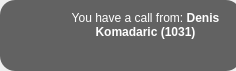
Above: PopupWindow.ui from okostynchuk/Outcall before the change. Below: the same form after it.
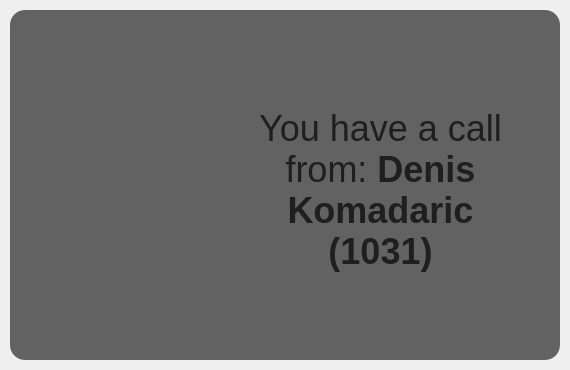
That is the form after the change. Icons and pictures are not drawn.

The edit to the form file:
```diff
--- a/PopupWindow.ui
+++ b/PopupWindow.ui
@@ -6,29 +6,54 @@
    <rect>
     <x>0</x>
     <y>0</y>
-    <width>236</width>
-    <height>71</height>
+    <width>570</width>
+    <height>370</height>
    </rect>
   </property>
+  <property name="minimumSize">
+   <size>
+    <width>570</width>
+    <height>370</height>
+   </size>
+  </property>
   <property name="windowTitle">
    <string/>
   </property>
+  <property name="styleSheet">
+   <string notr="true">*{
+height: 370px;
+width: 570px;
+}</string>
+  </property>
   <widget class="QLabel" name="lblBackground">
    <property name="enabled">
     <bool>true</bool>
    </property>
    <property name="geometry">
     <rect>
-     <x>0</x>
-     <y>0</y>
-     <width>241</width>
-     <height>71</height>
+     <x>10</x>
+     <y>10</y>
+     <width>550</width>
+     <height>350</height>
     </rect>
    </property>
+   <property name="minimumSize">
+    <size>
+     <width>550</width>
+     <height>350</height>
+    </size>
+   </property>
+   <property name="font">
+    <font>
+     <pointsize>18</pointsize>
+    </font>
+   </property>
    <property name="styleSheet">
-    <string notr="true">#lblBackground {
+    <string notr="true">*{
 background-color: rgba(0, 0, 0, 150);
 border-radius: 15px;
+width: 550px;
+height: 350px;
 }</string>
    </property>
    <property name="text">
@@ -41,14 +66,28 @@
   <widget class="QLabel" name="lblText">
    <property name="geometry">
     <rect>
-     <x>60</x>
-     <y>6</y>
-     <width>171</width>
-     <height>39</height>
+     <x>210</x>
+     <y>100</y>
+     <width>341</width>
+     <height>181</height>
     </rect>
    </property>
+   <property name="minimumSize">
+    <size>
+     <width>231</width>
+     <height>116</height>
+    </size>
+   </property>
+   <property name="font">
+    <font>
+     <pointsize>27</pointsize>
+    </font>
+   </property>
    <property name="styleSheet">
-    <string notr="true">color: rgb(255, 255, 255);</string>
+    <string notr="true">*{
+color: #1f1f1f;
+margin: 0px  auto;
+}</string>
    </property>
    <property name="text">
     <string>You have a call from: &lt;b&gt;Denis Komadaric (1031)&lt;/b&gt;</string>
@@ -66,10 +105,10 @@
   <widget class="QLabel" name="lblAvatar">
    <property name="geometry">
     <rect>
-     <x>20</x>
-     <y>10</y>
-     <width>32</width>
-     <height>32</height>
+     <x>60</x>
+     <y>124</y>
+     <width>120</width>
+     <height>120</height>
     </rect>
    </property>
    <property name="sizePolicy">
@@ -80,8 +119,8 @@
    </property>
    <property name="minimumSize">
     <size>
-     <width>32</width>
-     <height>32</height>
+     <width>120</width>
+     <height>120</height>
     </size>
    </property>
    <property name="maximumSize">
@@ -90,6 +129,11 @@
      <height>24</height>
     </size>
    </property>
+   <property name="font">
+    <font>
+     <pointsize>18</pointsize>
+    </font>
+   </property>
    <property name="cursor">
     <cursorShape>PointingHandCursor</cursorShape>
    </property>
@@ -97,7 +141,11 @@
     <string>Chat History</string>
    </property>
    <property name="styleSheet">
-    <string notr="true">/*background-color: rgb(255, 255, 255);*/</string>
+    <string notr="true">*{
+width: 95px;
+height: 95px;
+/*background-color: rgb(255, 255, 255);*/
+}</string>
    </property>
    <property name="text">
     <string/>
```
